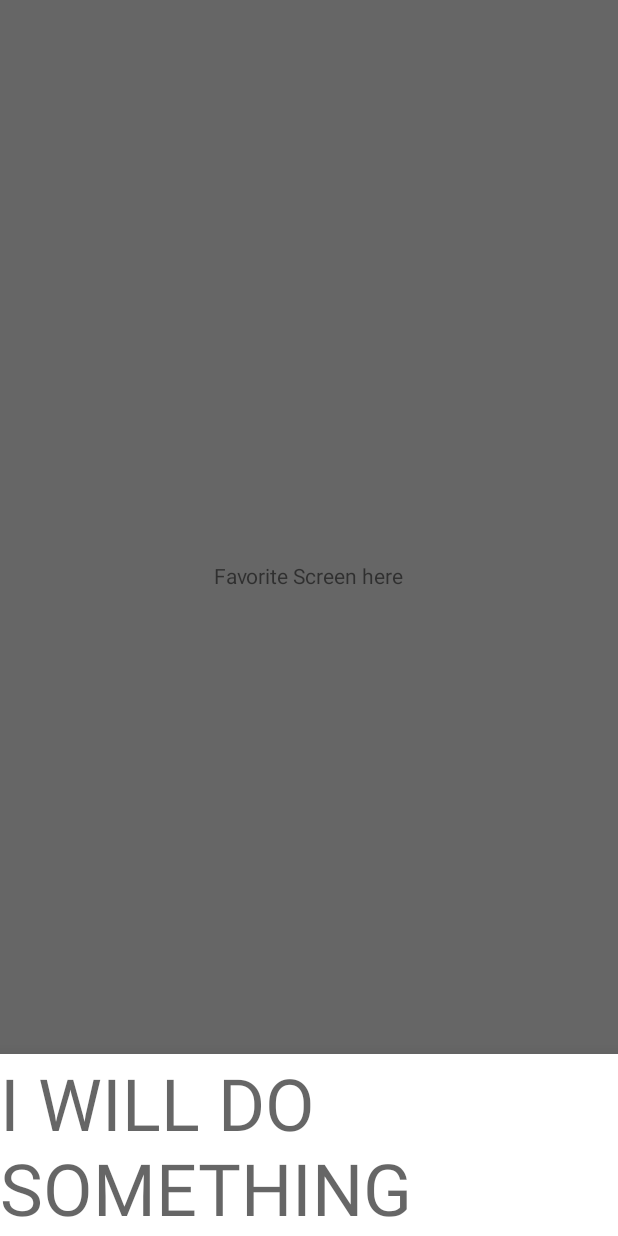
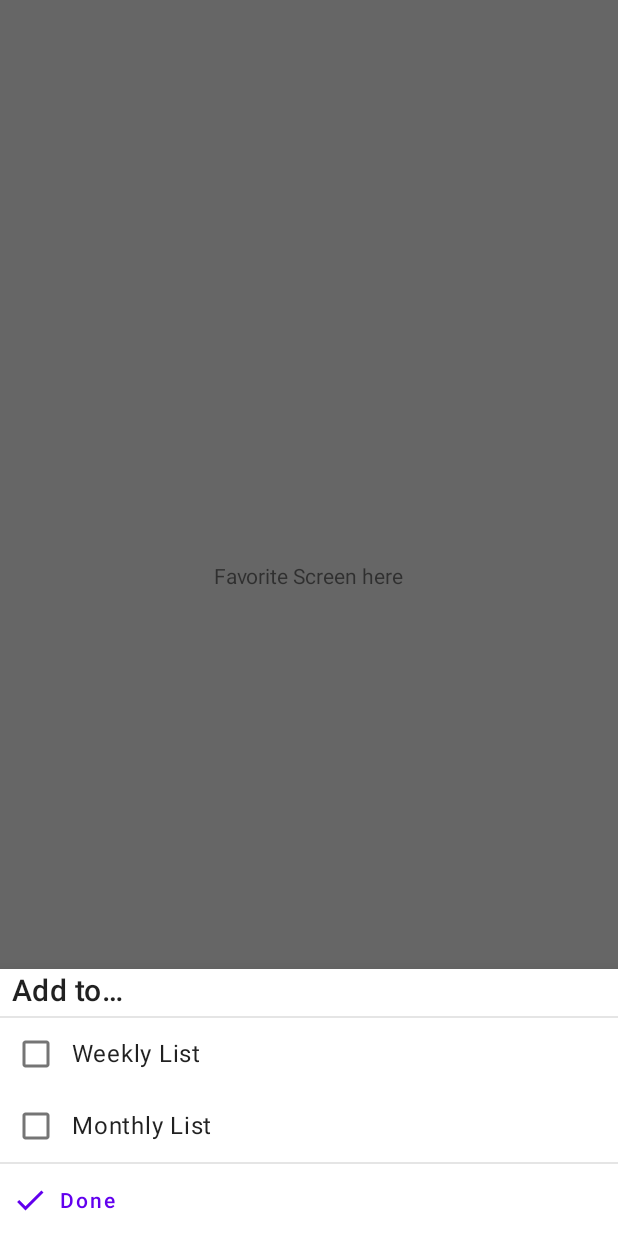
Before and after one commit to Kshitij09/TazaBazar, an Android app: the fragment FavoriteOptionsBottomSheet placed in its activity, item 2 of the bottom bar chosen, on a phone screen of 412 x 824 dp. Run offline under Robolectric (Android 15) with nearby library versions, the phone set to English and light mode, and no system bars; our stand-ins replace Room's generated code, Timber, navigation-ui; 4 statements that could not run were skipped.

Commit message:
Implement BottomSheetLayout for Favorite Options
Signed-off-by: Kshitij Patil <kshitijpatil98@gmail.com>

```diff
--- a/app/src/main/java/com/kshitijpatil/tazabazar/ui/favorite/FavoriteOptionsBottomSheet.kt
+++ b/app/src/main/java/com/kshitijpatil/tazabazar/ui/favorite/FavoriteOptionsBottomSheet.kt
@@ -4,18 +4,64 @@ import android.os.Bundle
 import android.view.LayoutInflater
 import android.view.View
 import android.view.ViewGroup
+import androidx.core.os.bundleOf
+import androidx.fragment.app.setFragmentResult
+import androidx.navigation.fragment.navArgs
 import com.google.android.material.bottomsheet.BottomSheetDialogFragment
-import com.kshitijpatil.tazabazar.R
+import com.kshitijpatil.tazabazar.data.local.entity.FavoriteType
+import com.kshitijpatil.tazabazar.databinding.BottomsheetFavoriteOptionsBinding
+import com.kshitijpatil.tazabazar.ui.home.HomeFragment
 
 class FavoriteOptionsBottomSheet : BottomSheetDialogFragment() {
-
+    private var _binding: BottomsheetFavoriteOptionsBinding? = null
+    private val binding: BottomsheetFavoriteOptionsBinding get() = _binding!!
+    private val args: FavoriteOptionsBottomSheetArgs by navArgs()
     override fun onCreateView(
         inflater: LayoutInflater,
         container: ViewGroup?,
         savedInstanceState: Bundle?
-    ): View? = inflater.inflate(R.layout.bottomsheet_favorite_options, container, false)
+    ): View? {
+        _binding = BottomsheetFavoriteOptionsBinding.inflate(inflater, container, false)
+        return binding.root
+    }
 
-    companion object {
-        const val TAG = "FavoriteOptions"
+    override fun onViewCreated(view: View, savedInstanceState: Bundle?) {
+        super.onViewCreated(view, savedInstanceState)
+        initFavoriteCheckboxes()
+        binding.btnDone.setOnClickListener {
+            val bundle = bundleOf(
+                HomeFragment.FAVORITE_PREFERENCES_KEY to getFavoritePreferences(),
+                HomeFragment.FAVORITE_SKU_KEY to args.productSku
+            )
+            setFragmentResult(HomeFragment.FAVORITE_PREFERENCES_KEY, bundle)
+            dismiss()
+        }
+        binding.layoutWeeklyChoice.setOnClickListener {
+            binding.cbWeekly.isChecked = !binding.cbWeekly.isChecked
+        }
+        binding.layoutMonthlyChoice.setOnClickListener {
+            binding.cbMonthly.isChecked = !binding.cbMonthly.isChecked
+        }
+    }
+
+    private fun initFavoriteCheckboxes() {
+        val favTypes = enumValues<FavoriteType>()
+        val favorites = args.currentFavorites?.map { favTypes[it] }
+        favorites?.let {
+            binding.cbWeekly.isChecked = favorites.contains(FavoriteType.WEEKLY)
+            binding.cbMonthly.isChecked = favorites.contains(FavoriteType.MONTHLY)
+        }
+    }
+
+    /**
+     * Return IntArray based on preference checkboxes' states
+     */
+    private fun getFavoritePreferences(): IntArray {
+        val checkedTypes = mutableListOf<Int>()
+        if (binding.cbWeekly.isChecked)
+            checkedTypes.add(FavoriteType.WEEKLY.ordinal)
+        if (binding.cbMonthly.isChecked)
+            checkedTypes.add(FavoriteType.MONTHLY.ordinal)
+        return checkedTypes.toIntArray()
     }
 }
--- /dev/null
+++ b/app/src/main/res/drawable/ic_baseline_check_24.xml
@@ -0,0 +1,10 @@
+<vector xmlns:android="http://schemas.android.com/apk/res/android"
+    android:width="24dp"
+    android:height="24dp"
+    android:tint="?attr/colorControlNormal"
+    android:viewportWidth="24"
+    android:viewportHeight="24">
+    <path
+        android:fillColor="@android:color/white"
+        android:pathData="M9,16.17L4.83,12l-1.42,1.41L9,19 21,7l-1.41,-1.41z" />
+</vector>
--- a/app/src/main/res/layout/bottomsheet_favorite_options.xml
+++ b/app/src/main/res/layout/bottomsheet_favorite_options.xml
@@ -1,12 +1,85 @@
 <?xml version="1.0" encoding="utf-8"?>
-<FrameLayout xmlns:android="http://schemas.android.com/apk/res/android"
+<LinearLayout xmlns:android="http://schemas.android.com/apk/res/android"
+    xmlns:app="http://schemas.android.com/apk/res-auto"
     android:layout_width="match_parent"
-    android:layout_height="match_parent">
+    android:layout_height="wrap_content"
+    android:orientation="vertical">
 
     <TextView
+        android:id="@+id/txt_header"
         android:layout_width="wrap_content"
         android:layout_height="wrap_content"
-        android:layout_gravity="center"
-        android:text="I WILL DO SOMETHING"
-        android:textAppearance="@style/TextAppearance.MaterialComponents.Headline3" />
-</FrameLayout>
+        android:layout_marginStart="8dp"
+        android:layout_marginBottom="4dp"
+        android:text="@string/label_add_to_contd"
+        android:textAppearance="@style/TextAppearance.MaterialComponents.Headline6" />
+
+    <View
+        android:id="@+id/header_divider"
+        android:layout_width="match_parent"
+        android:layout_height="1dp"
+        android:alpha="0.1"
+        android:background="?colorOnSurface" />
+
+    <RelativeLayout
+        android:id="@+id/layout_weekly_choice"
+        android:layout_width="match_parent"
+        android:layout_height="wrap_content"
+        android:background="?attr/selectableItemBackground"
+        android:clickable="true"
+        android:focusable="true">
+
+        <CheckBox
+            android:id="@+id/cb_weekly"
+            android:layout_width="wrap_content"
+            android:layout_height="wrap_content" />
+
+        <TextView
+            android:layout_width="wrap_content"
+            android:layout_height="wrap_content"
+            android:layout_alignBaseline="@id/cb_weekly"
+            android:layout_toEndOf="@id/cb_weekly"
+            android:text="@string/label_weekly_list"
+            android:textAppearance="@style/TextAppearance.MaterialComponents.Body1" />
+    </RelativeLayout>
+
+    <RelativeLayout
+        android:id="@+id/layout_monthly_choice"
+        android:layout_width="match_parent"
+        android:layout_height="wrap_content"
+        android:background="?attr/selectableItemBackground"
+        android:clickable="true"
+        android:focusable="true">
+
+        <CheckBox
+            android:id="@+id/cb_monthly"
+            android:layout_width="wrap_content"
+            android:layout_height="wrap_content" />
+
+        <TextView
+            android:layout_width="wrap_content"
+            android:layout_height="wrap_content"
+            android:layout_alignBaseline="@id/cb_monthly"
+            android:layout_toEndOf="@id/cb_monthly"
+            android:text="@string/label_monthly_list"
+            android:textAppearance="@style/TextAppearance.MaterialComponents.Body1" />
+    </RelativeLayout>
+
+    <View
+        android:id="@+id/list_divider"
+        android:layout_width="match_parent"
+        android:layout_height="1dp"
+        android:alpha="0.1"
+        android:background="?colorOnSurface" />
+
+    <Button
+        android:id="@+id/btn_done"
+        style="@style/Widget.MaterialComponents.Button.TextButton"
+        android:layout_width="match_parent"
+        android:layout_height="wrap_content"
+        android:text="@string/action_done"
+        android:textAlignment="textStart"
+        android:textAllCaps="false"
+        app:icon="@drawable/ic_baseline_check_24"
+        app:iconPadding="8dp" />
+</LinearLayout>
--- a/app/src/main/res/values/ids.xml
+++ b/app/src/main/res/values/ids.xml
@@ -3,6 +3,7 @@
     <!-- Fragments -->
     <id name="fragment_splash" />
     <id name="fragment_main" />
+    <id name="bottom_sheet_favorite_options" />
 
     <!-- Navbar fragments -->
     <id name="navigation_home" />
--- a/app/src/main/res/values/strings.xml
+++ b/app/src/main/res/values/strings.xml
@@ -9,4 +9,9 @@
     <string name="label_all">All</string>
     <string name="label_search_product">Search Product…</string>
     <string name="action_change">Change</string>
+    <string name="info_added_to_weekly_favorites">Added to Weekly Favorites</string>
+    <string name="label_weekly_list">Weekly List</string>
+    <string name="label_monthly_list">Monthly List</string>
+    <string name="action_done">Done</string>
+    <string name="label_add_to_contd">Add to…</string>
 </resources>
```
